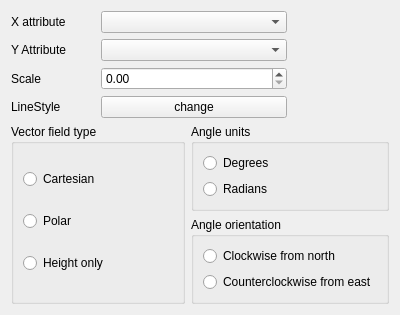
Qt form src/ui/symbollayer/widget_vectorfield.ui (qgis/QGIS) before a commit.
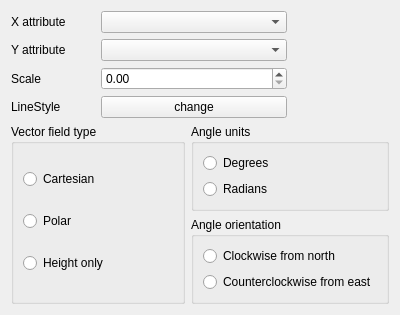
The same form after that commit.

Commit message: Improve vector field widget

```diff
--- a/src/ui/symbollayer/widget_vectorfield.ui
+++ b/src/ui/symbollayer/widget_vectorfield.ui
@@ -27,7 +27,7 @@
    <item row="1" column="0">
     <widget class="QLabel" name="mYAttributeLabel">
      <property name="text">
-      <string>Y Attribute</string>
+      <string>Y attribute</string>
      </property>
     </widget>
    </item>
```
The commit also changes 2 other files.
